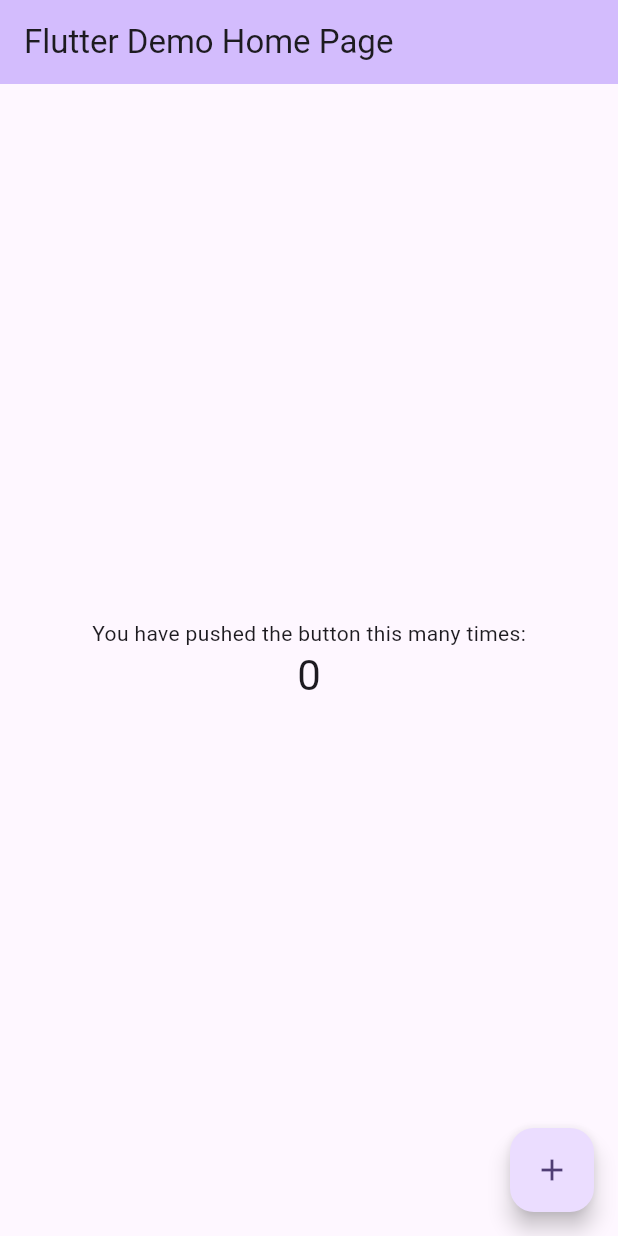
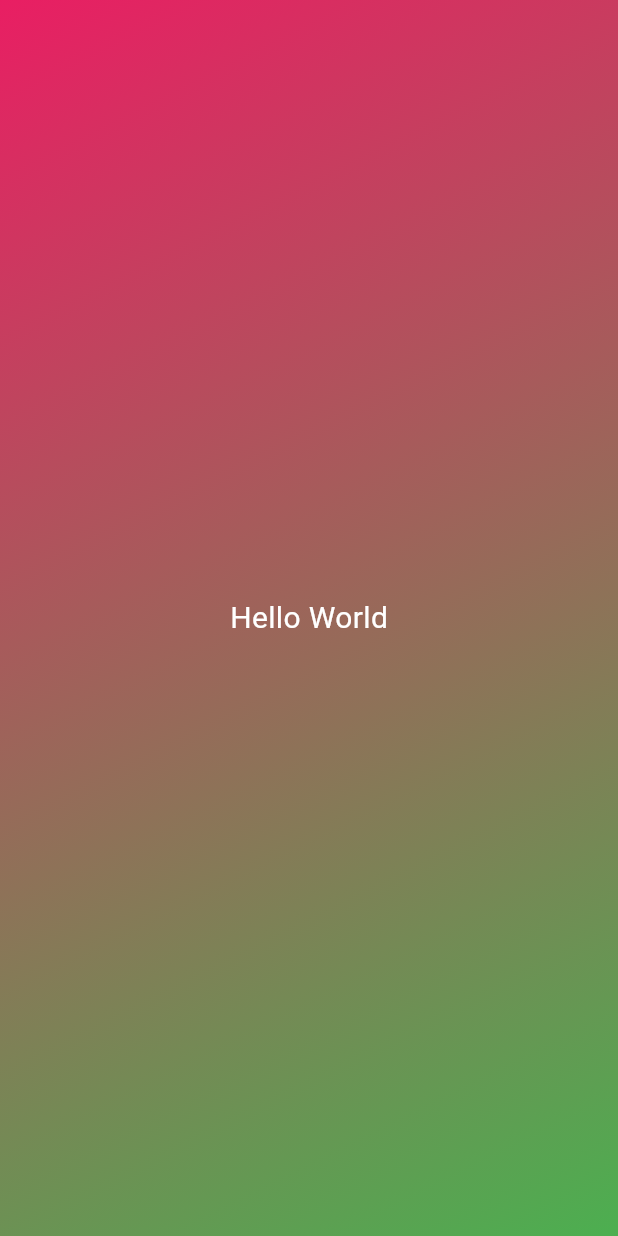
Before and after one commit to podeveloper/flutter-test, a Flutter app: the screen it shows after launch, on a phone screen of 412 x 824 dp. Run offline on Flutter 3.47's test engine with Material 3 defaults, Android fonts, the phone set to English and light mode, and no system bars.

Commit message:
Basics of Widgets

```diff
--- a/lib/main.dart
+++ b/lib/main.dart
@@ -1,125 +1,24 @@
 import 'package:flutter/material.dart';
 
 void main() {
-  runApp(const MyApp());
-}
-
-class MyApp extends StatelessWidget {
-  const MyApp({super.key});
-
-  // This widget is the root of your application.
-  @override
-  Widget build(BuildContext context) {
-    return MaterialApp(
-      title: 'Flutter Demo',
-      theme: ThemeData(
-        // This is the theme of your application.
-        //
-        // TRY THIS: Try running your application with "flutter run". You'll see
-        // the application has a purple toolbar. Then, without quitting the app,
-        // try changing the seedColor in the colorScheme below to Colors.green
-        // and then invoke "hot reload" (save your changes or press the "hot
-        // reload" button in a Flutter-supported IDE, or press "r" if you used
-        // the command line to start the app).
-        //
-        // Notice that the counter didn't reset back to zero; the application
-        // state is not lost during the reload. To reset the state, use hot
-        // restart instead.
-        //
-        // This works for code too, not just values: Most code changes can be
-        // tested with just a hot reload.
-        colorScheme: ColorScheme.fromSeed(seedColor: Colors.deepPurple),
-        useMaterial3: true,
-      ),
-      home: const MyHomePage(title: 'Flutter Demo Home Page'),
-    );
-  }
-}
-
-class MyHomePage extends StatefulWidget {
-  const MyHomePage({super.key, required this.title});
-
-  // This widget is the home page of your application. It is stateful, meaning
-  // that it has a State object (defined below) that contains fields that affect
-  // how it looks.
-
-  // This class is the configuration for the state. It holds the values (in this
-  // case the title) provided by the parent (in this case the App widget) and
-  // used by the build method of the State. Fields in a Widget subclass are
-  // always marked "final".
-
-  final String title;
-
-  @override
-  State<MyHomePage> createState() => _MyHomePageState();
-}
-
-class _MyHomePageState extends State<MyHomePage> {
-  int _counter = 0;
-
-  void _incrementCounter() {
-    setState(() {
-      // This call to setState tells the Flutter framework that something has
-      // changed in this State, which causes it to rerun the build method below
-      // so that the display can reflect the updated values. If we changed
-      // _counter without calling setState(), then the build method would not be
-      // called again, and so nothing would appear to happen.
-      _counter++;
-    });
-  }
-
-  @override
-  Widget build(BuildContext context) {
-    // This method is rerun every time setState is called, for instance as done
-    // by the _incrementCounter method above.
-    //
-    // The Flutter framework has been optimized to make rerunning build methods
-    // fast, so that you can just rebuild anything that needs updating rather
-    // than having to individually change instances of widgets.
-    return Scaffold(
-      appBar: AppBar(
-        // TRY THIS: Try changing the color here to a specific color (to
-        // Colors.amber, perhaps?) and trigger a hot reload to see the AppBar
-        // change color while the other colors stay the same.
-        backgroundColor: Theme.of(context).colorScheme.inversePrimary,
-        // Here we take the value from the MyHomePage object that was created by
-        // the App.build method, and use it to set our appbar title.
-        title: Text(widget.title),
-      ),
-      body: Center(
-        // Center is a layout widget. It takes a single child and positions it
-        // in the middle of the parent.
-        child: Column(
-          // Column is also a layout widget. It takes a list of children and
-          // arranges them vertically. By default, it sizes itself to fit its
-          // children horizontally, and tries to be as tall as its parent.
-          //
-          // Column has various properties to control how it sizes itself and
-          // how it positions its children. Here we use mainAxisAlignment to
-          // center the children vertically; the main axis here is the vertical
-          // axis because Columns are vertical (the cross axis would be
-          // horizontal).
-          //
-          // TRY THIS: Invoke "debug painting" (choose the "Toggle Debug Paint"
-          // action in the IDE, or press "p" in the console), to see the
-          // wireframe for each widget.
-          mainAxisAlignment: MainAxisAlignment.center,
-          children: <Widget>[
-            const Text(
-              'You have pushed the button this many times:',
+  runApp(
+    MaterialApp(
+      home: Scaffold(
+        body: Container(
+          decoration: const BoxDecoration(
+            gradient: LinearGradient(colors: [
+              Colors.pink,
+              Colors.green,
+            ], begin: Alignment.topLeft, end: Alignment.bottomRight),
+          ),
+          child: const Center(
+            child: Text(
+              'Hello World',
+              style: TextStyle(color: Colors.white, fontSize: 20),
             ),
-            Text(
-              '$_counter',
-              style: Theme.of(context).textTheme.headlineMedium,
-            ),
-          ],
+          ),
         ),
       ),
-      floatingActionButton: FloatingActionButton(
-        onPressed: _incrementCounter,
-        tooltip: 'Increment',
-        child: const Icon(Icons.add),
-      ), // This trailing comma makes auto-formatting nicer for build methods.
-    );
-  }
+    ),
+  );
 }
```
